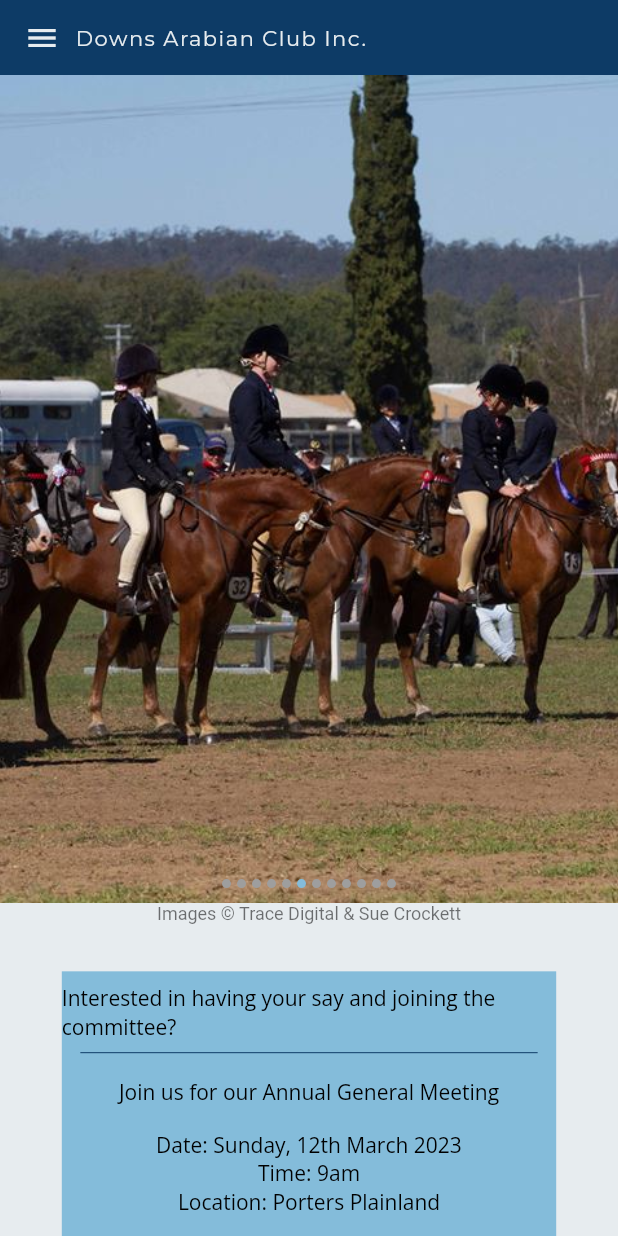
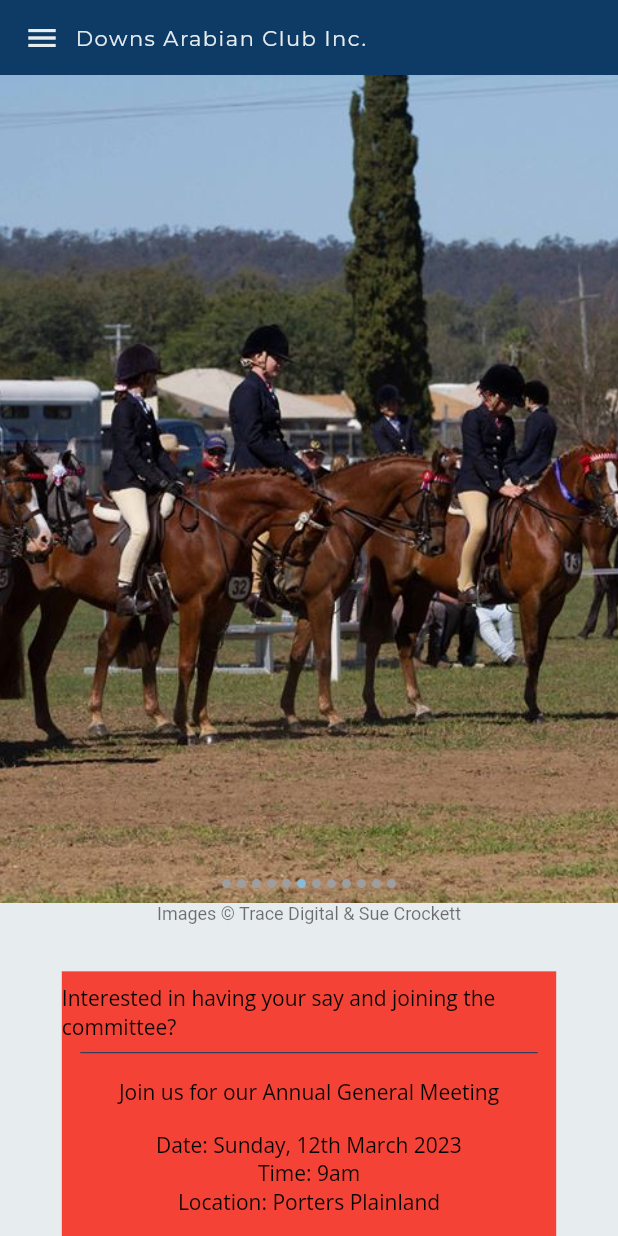
Before and after one commit to sarah-parker/DACI, a Flutter app: the screen it shows after launch, on a phone screen of 412 x 824 dp. Run offline on Flutter 3.47's test engine with Material 2 defaults, Android fonts, the phone set to English and light mode, and no system bars; drawn by our look-alikes of flutter_image_slideshow; our stand-ins replace go_router, google_fonts, url_strategy; missing offline and left inert: dart:html, seo_renderer.

Commit message:
feat: make red background for AGM notice

```diff
--- a/lib/pages/home/widgets/agm_notice.dart
+++ b/lib/pages/home/widgets/agm_notice.dart
@@ -18,7 +18,7 @@ class AgmNotice extends StatelessWidget {
               ScreenSizeWidget.isSmallScreen(context) ? screenSize.width : screenSize.width * .3,
           minWidth: screenSize.width * .3),
       child: Container(
-        color: Theme.of(context).primaryColor,
+        color: Colors.red, //Theme.of(context).primaryColor,
         child: Column(
           mainAxisAlignment: MainAxisAlignment.start,
           mainAxisSize: MainAxisSize.min,
```
